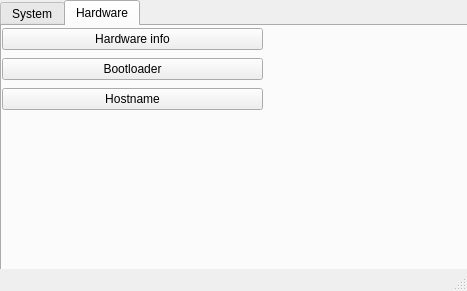
This is Mast/mastwindow.ui in jakubiszon26/Mast as Qt 5 draws it before an edit. The edited form follows.
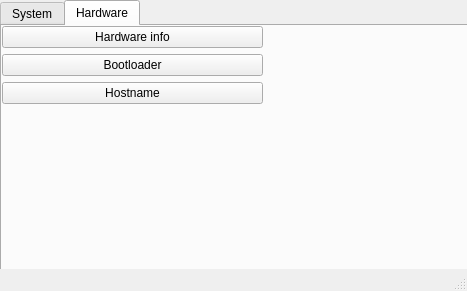
This is the edited form. The open tabs and pages were chosen to show the change.

Commit message: smaller spacing between mastwindow menu buttons

The edit to the form file:
```diff
--- a/Mast/mastwindow.ui
+++ b/Mast/mastwindow.ui
@@ -112,7 +112,7 @@
         <x>0</x>
         <y>0</y>
         <width>261</width>
-        <height>86</height>
+        <height>81</height>
        </rect>
       </property>
       <layout class="QGridLayout" name="gridLayout_2">
```
Left out of the diff: 4 changed lines with no effect on the pictures.
